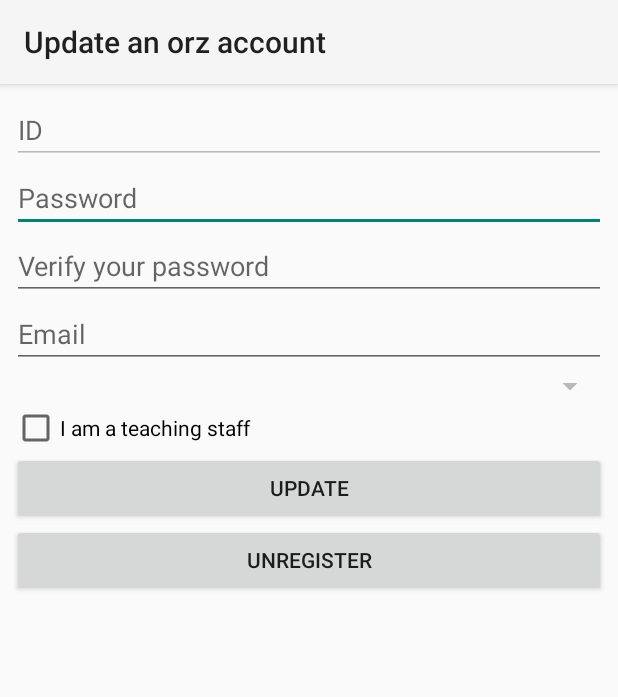
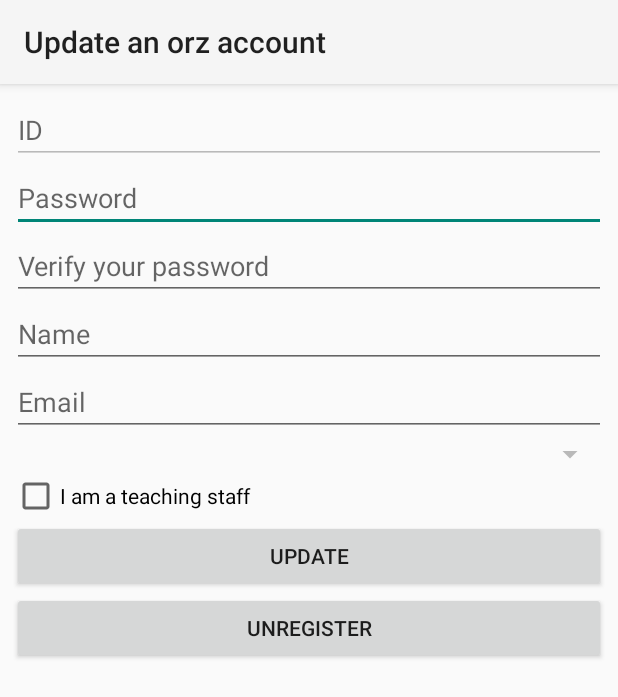
Before and after one commit to KAIST-orz/orz-android, an Android app: the AccountSettingsActivity screen opened directly, with no data from a screen before it, after a tap on "UPDATE", on a phone screen of 412 x 824 dp. Shown: the top 697 px of the screen. Run offline under Robolectric (Android 15) with nearby library versions, the phone set to English and light mode, and no system bars; 6 statements that could not run were skipped.

Commit message:
added name attribute to User class

```diff
--- a/app/src/main/java/kr/ac/kaist/orz/AccountSettingsActivity.java
+++ b/app/src/main/java/kr/ac/kaist/orz/AccountSettingsActivity.java
@@ -38,8 +38,7 @@ public class AccountSettingsActivity extends AppCompatActivity {
         setContentView(R.layout.activity_account_settings);
 
         EditText idView = findViewById(R.id.editText_id);
-        EditText passView = findViewById(R.id.editText_password);
-        EditText verifyView = findViewById(R.id.editText_verify);
+        EditText nameView = findViewById(R.id.editText_name);
         EditText emailView = findViewById(R.id.editText_email);
         CheckBox lecturerCheckBox = findViewById(R.id.checkBox_lecturer);
 
@@ -47,7 +46,8 @@ public class AccountSettingsActivity extends AppCompatActivity {
 
         final User user = ApplicationController.getInstance().getUser();
 
-        idView.setText(" ".concat(user.getUserName()));
+        idView.setText(user.getUserName());
+        nameView.setText(user.getName());
         emailView.setText(user.getUserEmail());
         lecturerCheckBox.setChecked(user.getUserType() == 1);
 
@@ -86,13 +86,18 @@ public class AccountSettingsActivity extends AppCompatActivity {
     public void update(View v) {
         EditText passView = findViewById(R.id.editText_password);
         EditText verifyView = findViewById(R.id.editText_verify);
+        EditText nameView = findViewById(R.id.editText_name);
         EditText emailView = findViewById(R.id.editText_email);
 
         String pass = passView.getText().toString();
         String verify = verifyView.getText().toString();
+        final String name = nameView.getText().toString();
         final String email = emailView.getText().toString();
 
-        if(email.length() == 0)
+        if(name.length() == 0)
+            Toast.makeText(this, "The name is empty", Toast.LENGTH_LONG).show();
+
+        else if(email.length() == 0)
             Toast.makeText(this, "The email is empty", Toast.LENGTH_LONG).show();
 
         else if(!checkPassword(pass, verify))
@@ -106,6 +111,7 @@ public class AccountSettingsActivity extends AppCompatActivity {
             OrzApi api = ApplicationController.getInstance().getApi();
             final User user = ApplicationController.getInstance().getUser();
             Map<String, Object> body = new HashMap<>();
+            body.put("name", name);
             body.put("email", email);
             if(pass.length() != 0)
                 body.put("password", pass);
@@ -114,6 +120,7 @@ public class AccountSettingsActivity extends AppCompatActivity {
                 @Override
                 public void onResponse(Call<Void> call, Response<Void> response) {
                     if(response.isSuccessful() && response.code()==200) {
+                        user.setName(name);
                         user.setUserEmail(email);
                         Toast.makeText(AccountSettingsActivity.this, "update success", Toast.LENGTH_LONG).show();
                         finish();
--- a/app/src/main/java/kr/ac/kaist/orz/LectureDetailsActivity.java
+++ b/app/src/main/java/kr/ac/kaist/orz/LectureDetailsActivity.java
@@ -161,8 +161,6 @@ public class LectureDetailsActivity extends AppCompatActivity {
         });
         adb.setNegativeButton("no", null);
         adb.show();
-
-        finish();
     }
 
     public static void setListViewHeightBasedOnChildren(ListView listView) {
--- a/app/src/main/java/kr/ac/kaist/orz/RegisterAccountActivity.java
+++ b/app/src/main/java/kr/ac/kaist/orz/RegisterAccountActivity.java
@@ -67,6 +67,7 @@ public class RegisterAccountActivity extends AppCompatActivity {
         EditText idView = findViewById(R.id.editText_id);
         EditText passView = findViewById(R.id.editText_password);
         EditText verifyView = findViewById(R.id.editText_verify);
+        EditText nameView = findViewById(R.id.editText_name);
         EditText emailView = findViewById(R.id.editText_email);
         Spinner schoolsSpinner = findViewById(R.id.spinner_schools);
         CheckBox lecturerCheckBox = findViewById(R.id.checkBox_lecturer);
@@ -74,6 +75,7 @@ public class RegisterAccountActivity extends AppCompatActivity {
         String id = idView.getText().toString();
         String pass = passView.getText().toString();
         String verify = verifyView.getText().toString();
+        String name = nameView.getText().toString();
         String email = emailView.getText().toString();
         int schoolID = id_list.get(schoolsSpinner.getSelectedItemPosition());
         boolean isLecturer = lecturerCheckBox.isChecked();
@@ -86,6 +88,9 @@ public class RegisterAccountActivity extends AppCompatActivity {
 
         else if(verify.length() == 0)
             Toast.makeText(this, "The password is empty", Toast.LENGTH_LONG).show();
+
+        else if(name.length() == 0)
+            Toast.makeText(this, "The name is empty", Toast.LENGTH_LONG).show();
 
         else if(email.length() == 0)
             Toast.makeText(this, "The email is empty", Toast.LENGTH_LONG).show();
@@ -100,6 +105,7 @@ public class RegisterAccountActivity extends AppCompatActivity {
             OrzApi api = ApplicationController.getInstance().getApi();
             Map<String, Object> body = new HashMap<>();
             body.put("username", id);
+            body.put("name", name);
             body.put("email", email);
             body.put("password", pass);
             body.put("isLecturer", isLecturer);
--- a/app/src/main/java/kr/ac/kaist/orz/models/User.java
+++ b/app/src/main/java/kr/ac/kaist/orz/models/User.java
@@ -7,6 +7,7 @@ public class User {
     private int type;
     private int schoolID;
     private String schoolName;
+    private String name;
 
     public User(int id, int type, int schoolID) {
         this.id = id;
@@ -17,6 +18,8 @@ public class User {
     public int getID() { return id; }
     public int getSchoolID() { return schoolID; }
     public String getUserName() { return username; }
+    public String getName() { return name; }
+    public void setName(String newName) { name = newName; }
     public String getUserEmail() { return email; }
     public void setUserEmail(String newEmail) { email = newEmail; }
     public int getUserType() { return type; }
--- a/app/src/main/res/layout/activity_account_settings.xml
+++ b/app/src/main/res/layout/activity_account_settings.xml
@@ -43,6 +43,13 @@
             android:inputType="textPassword" />
 
         <EditText
+            android:id="@+id/editText_name"
+            android:layout_width="match_parent"
+            android:layout_height="wrap_content"
+            android:ems="10"
+            android:hint="@string/name" />
+
+        <EditText
             android:id="@+id/editText_email"
             android:layout_width="match_parent"
             android:layout_height="wrap_content"
--- a/app/src/main/res/values/strings.xml
+++ b/app/src/main/res/values/strings.xml
@@ -21,6 +21,7 @@
     <string name="delete">Delete</string>
     <string name="create">Create</string>
     <string name="unregister">Unregister</string>
+    <string name="name">Name</string>
 
     <string name="settings_account">Account</string>
     <string name="settings_notification">Notification</string>
```
Also changed, not shown: app/src/main/res/layout/activity_register_account.xml (+8 -0 lines).
